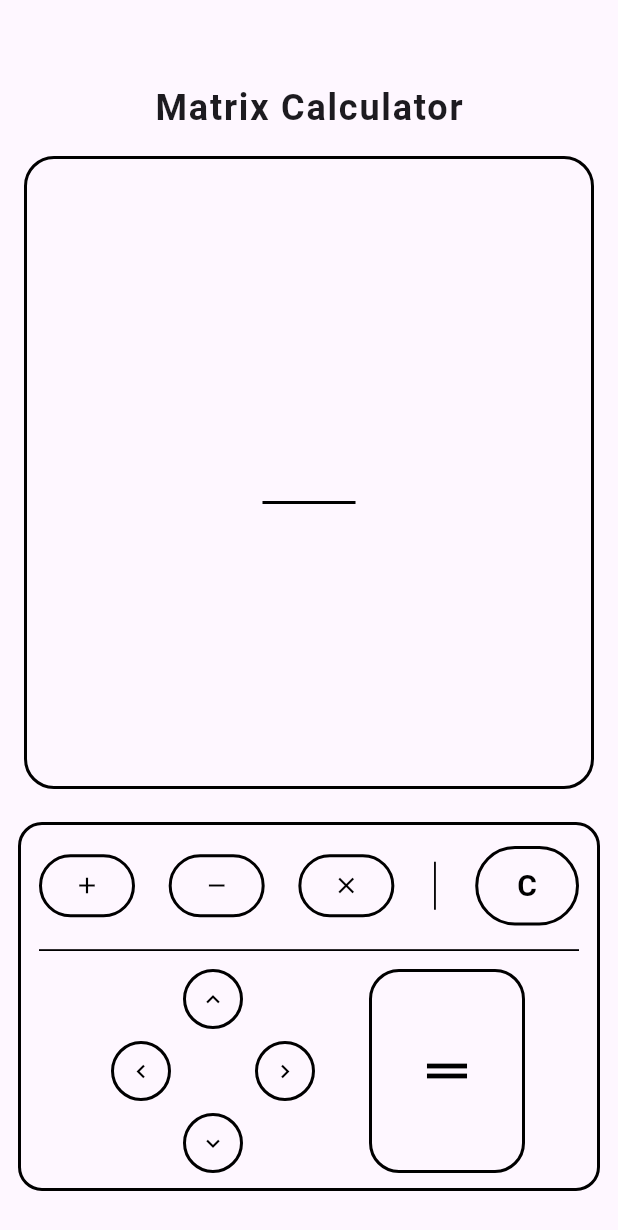
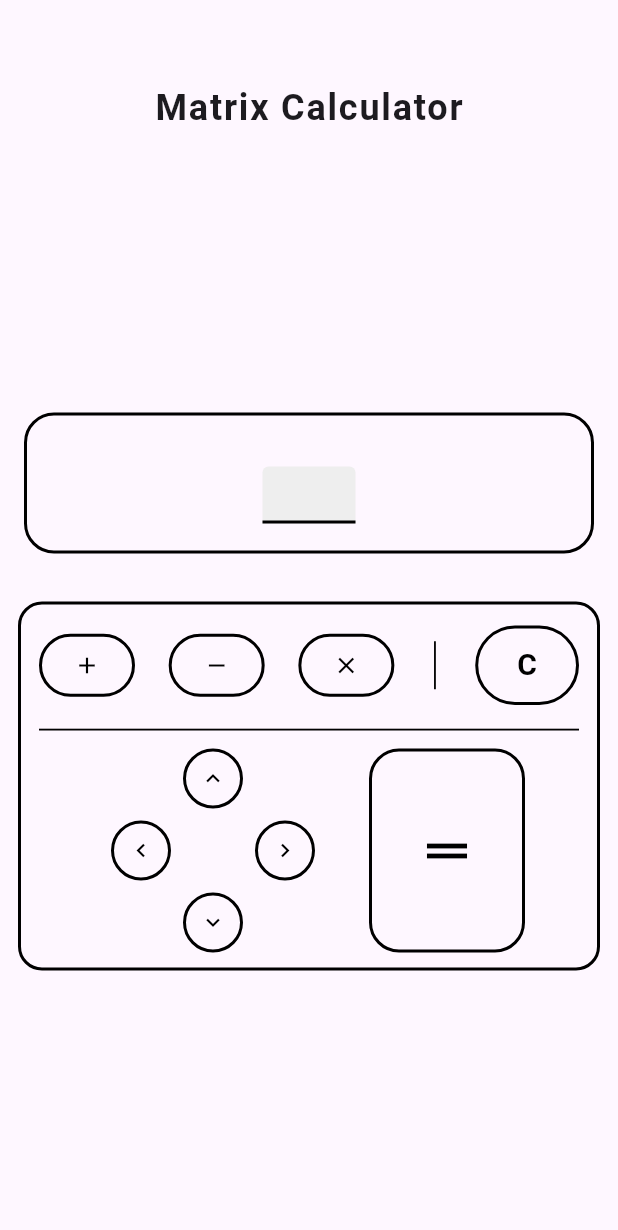
Before and after one commit to jobearry/matrix_calculator, a Flutter app: the screen it shows after launch, after a tap on the "keyboard arrow right" icon, after a tap on the "keyboard arrow left" icon, on a phone screen of 412 x 824 dp. Shown: the top 1230 px of the screen. Run offline on Flutter 3.47's test engine with Material 3 defaults, Android fonts, the phone set to English and light mode, and no system bars.

Commit message:
added upport for input field labels and focus management. Implement operations handling to update labels based on user input.

```diff
--- a/lib/components/calculator.dart
+++ b/lib/components/calculator.dart
@@ -29,13 +29,19 @@ class _CalculatorState extends State<Calculator> {
   List<List<TextEditingController>> controllers = [
     [TextEditingController()]
   ];
+  List<List<String>> labels = [
+    ['']
+  ];
+  int focusedRow = 0;
+  int focusedCol = 0;
 
   void addInputField() {
     if (colCount >= maxCols) return;
     setState(() {
       colCount++;
-      for (var row in controllers) {
-        row.add(TextEditingController());
+      for (var i = 0; i < controllers.length; i++) {
+        controllers[i].add(TextEditingController());
+        labels[i].add('');
       }
     });
   }
@@ -44,8 +50,9 @@ class _CalculatorState extends State<Calculator> {
     if (colCount <= 1) return;
     setState(() {
       colCount--;
-      for (var row in controllers) {
-        row.removeLast();
+      for (var i = 0; i < controllers.length; i++) {
+        controllers[i].removeLast();
+        labels[i].removeLast();
       }
     });
   }
@@ -55,6 +62,7 @@ class _CalculatorState extends State<Calculator> {
     setState(() {
       rowCount++;
       controllers.add(List.generate(colCount, (_) => TextEditingController()));
+      labels.add(List.generate(colCount, (_) => ''));
     });
   }
 
@@ -65,6 +73,21 @@ class _CalculatorState extends State<Calculator> {
       var removed = controllers.removeLast();
       for (var c in removed) {
         c.dispose();
+      }
+      labels.removeLast();
+    });
+  }
+
+  void handleOperationPressed() {
+    setState(() {
+      for (int i = 0; i < controllers.length; i++) {
+        for (int j = 0; j < controllers[i].length; j++) {
+          final value = controllers[i][j].text;
+          if (value.isNotEmpty && value != '0') {
+            labels[i][j] = value;
+            controllers[i][j].text = '0';
+          }
+        }
       }
     });
   }
@@ -86,6 +109,13 @@ class _CalculatorState extends State<Calculator> {
       children: [
         Screen(
           controllers: controllers,
+          labels: labels,
+          onFieldFocus: (row, col) {
+            setState(() {
+              focusedRow = row;
+              focusedCol = col;
+            });
+          },
         ),
         const SizedBox(height: 10),
         screenControls(
@@ -94,6 +124,7 @@ class _CalculatorState extends State<Calculator> {
           onRemove: colCount > 1 ? removeInputField : null,
           onAddRow: rowCount < maxRows ? addRow : null,
           onRemoveRow: rowCount > 1 ? removeRow : null,
+          onOperationPressed: handleOperationPressed,
         ),
       ],
     );
--- a/lib/components/input_field.dart
+++ b/lib/components/input_field.dart
@@ -1,15 +1,20 @@
 import 'package:flutter/material.dart';
+import 'package:flutter/services.dart';
 
 class InputField extends StatelessWidget {
   final TextEditingController? controller;
   final bool obscureText;
   final EdgeInsetsGeometry? margin;
+  final String? label;
+  final FocusNode? focusNode;
 
   const InputField({
     super.key,
     this.controller,
     this.obscureText = false,
     this.margin,
+    this.label,
+    this.focusNode,
   });
 
   @override
@@ -19,11 +24,35 @@ class InputField extends StatelessWidget {
       child: Container(
         margin: margin ?? const EdgeInsets.symmetric(horizontal: 24, vertical: 12),
         padding: const EdgeInsets.all(6.0),
+        child: Column(
+          crossAxisAlignment: CrossAxisAlignment.end,
+          mainAxisAlignment: MainAxisAlignment.center,
+          children: [
+            if (label != null)
+              Padding(
+                padding: const EdgeInsets.only(bottom: 2.0),
+                child: IgnorePointer(
+                  child: Text(
+                    label!,
+                    textAlign: TextAlign.right,
+                    style: TextStyle(
+                      fontSize: 12,
+                      color: Colors.grey[600],
+                      height: 1.2,
+                    ),
+                  ),
+                ),
+              ),
+            Expanded(
               child: TextField(
                 controller: controller,
+                focusNode: focusNode,
                 obscureText: obscureText,
                 keyboardType: TextInputType.number,
                 textAlign: TextAlign.right,
+                inputFormatters: [
+                  FilteringTextInputFormatter.digitsOnly,
+                ],
                 decoration: InputDecoration(
                   border: const UnderlineInputBorder(
                     borderSide: BorderSide(width: 2, color: Colors.black),
@@ -35,8 +64,12 @@ class InputField extends StatelessWidget {
                     borderSide: BorderSide(width: 2, color: Colors.blue),
                   ),
                   contentPadding: EdgeInsets.zero,
-            filled: false, // No background
+                  filled: true,
+                  fillColor: Colors.grey[200], // Slightly darker shade of white
                 ),
+              ),
+            ),
+          ],
         ),
       ),
     );
--- a/lib/components/screen.dart
+++ b/lib/components/screen.dart
@@ -3,10 +3,14 @@ import 'package:matrix_calculator/components/input_field.dart';
 
 class Screen extends StatelessWidget {
   final List<List<TextEditingController>> controllers;
+  final List<List<String>> labels;
+  final void Function(int row, int col)? onFieldFocus;
 
   const Screen({
     super.key,
     required this.controllers,
+    required this.labels,
+    this.onFieldFocus,
   });
 
   @override
@@ -19,21 +23,79 @@ class Screen extends StatelessWidget {
       ),
       child: Column(
         mainAxisAlignment: MainAxisAlignment.spaceAround,
-        children: controllers
-            .map((row) => Row(
-                  mainAxisAlignment: MainAxisAlignment.center,
-                  children: row
-                      .map((controller) => SizedBox(
-                            width: 90,
-                            child: InputField(
-                              controller: controller,
-                              margin: const EdgeInsets.symmetric(horizontal: 8, vertical: 12),
-                            ),
-                          ))
-                      .toList(),
-                ))
-            .toList(),
+        children: List.generate(controllers.length, (rowIdx) {
+          return Row(
+            mainAxisAlignment: MainAxisAlignment.center,
+            children: List.generate(controllers[rowIdx].length, (colIdx) {
+              return SizedBox(
+                width: 90,
+                child: _FocusableInputField(
+                  controller: controllers[rowIdx][colIdx],
+                  margin: const EdgeInsets.symmetric(horizontal: 8, vertical: 12),
+                  label: labels[rowIdx][colIdx],
+                  onFocus: () {
+                    if (onFieldFocus != null) {
+                      onFieldFocus!(rowIdx, colIdx);
+                    }
+                  },
+                ),
+              );
+            }),
+          );
+        }),
       ),
     );
   }
 }
+
+// Helper widget to manage FocusNode and callback
+class _FocusableInputField extends StatefulWidget {
+  final TextEditingController controller;
+  final EdgeInsetsGeometry? margin;
+  final String? label;
+  final VoidCallback? onFocus;
+
+  const _FocusableInputField({
+    required this.controller,
+    this.margin,
+    this.label,
+    this.onFocus,
+  });
+
+  @override
+  State<_FocusableInputField> createState() => _FocusableInputFieldState();
+}
+
+class _FocusableInputFieldState extends State<_FocusableInputField> {
+  late FocusNode _focusNode;
+
+  @override
+  void initState() {
+    super.initState();
+    _focusNode = FocusNode();
+    _focusNode.addListener(_handleFocus);
+  }
+
+  void _handleFocus() {
+    if (_focusNode.hasFocus && widget.onFocus != null) {
+      widget.onFocus!();
+    }
+  }
+
+  @override
+  void dispose() {
+    _focusNode.removeListener(_handleFocus);
+    _focusNode.dispose();
+    super.dispose();
+  }
+
+  @override
+  Widget build(BuildContext context) {
+    return InputField(
+      controller: widget.controller,
+      margin: widget.margin,
+      label: widget.label,
+      focusNode: _focusNode,
+    );
+  }
+}
--- a/lib/components/screen_controls.dart
+++ b/lib/components/screen_controls.dart
@@ -7,6 +7,7 @@ Widget screenControls(
   VoidCallback? onRemove,
   VoidCallback? onAddRow,
   VoidCallback? onRemoveRow,
+  VoidCallback? onOperationPressed,
 }) {
   return Container(
     decoration: BoxDecoration(
@@ -26,7 +27,7 @@ Widget screenControls(
             mainAxisAlignment: MainAxisAlignment.spaceBetween,
             children: [
               OutlinedButton(
-                onPressed: null, // To be implemented
+                onPressed: onOperationPressed,
                 style: OutlinedButton.styleFrom(
                   shape: const StadiumBorder(),
                   side: const BorderSide(color: Colors.black, width: 2),
@@ -36,7 +37,7 @@ Widget screenControls(
               ),
               SizedBox(width: 12),
               OutlinedButton(
-                onPressed: null, // To be implemented
+                onPressed: onOperationPressed,
                 style: OutlinedButton.styleFrom(
                   shape: const StadiumBorder(),
                   side: const BorderSide(color: Colors.black, width: 2),
@@ -46,7 +47,7 @@ Widget screenControls(
               ),
               SizedBox(width: 12),
               OutlinedButton(
-                onPressed: null, // To be implemented
+                onPressed: onOperationPressed,
                 style: OutlinedButton.styleFrom(
                   shape: const StadiumBorder(),
                   side: const BorderSide(color: Colors.black, width: 2),
@@ -56,7 +57,7 @@ Widget screenControls(
               ),
               // Divider before clear button
               SizedBox(width: 16),
-              Container(
+              SizedBox(
                 height: 32,
                 child: VerticalDivider(
                   color: Colors.black,
--- a/lib/pages/home.dart
+++ b/lib/pages/home.dart
@@ -1,5 +1,6 @@
 import 'package:flutter/material.dart';
 import 'package:matrix_calculator/components/screen.dart';
+import 'package:matrix_calculator/components/calculator.dart';
 import 'package:matrix_calculator/components/screen_controls.dart';
 import 'package:matrix_calculator/models/matrix.dart';
 
@@ -120,8 +121,11 @@ class _MyHomePageState extends State<MyHomePage> {
               ),
               Expanded(
                 child: Center(
-                  child: Screen(
-                    controllers: controllers,
+                  child: Calculator(
+                    width: 400 * .8,
+                    height: 60,
+                    matrixInfo: matrixInfo,
+                    onMatrixChanged: (m) {},
                   ),
                 ),
               ),
@@ -129,16 +133,7 @@ class _MyHomePageState extends State<MyHomePage> {
           ),
         ),
       ),
-      bottomNavigationBar: Padding(
-        padding: const EdgeInsets.only(bottom: 24.0),
-        child: screenControls(
-          400 * .8, 60,
-          onAdd: colCount < maxCols ? addInputField : null,
-          onRemove: colCount > 1 ? removeInputField : null,
-          onAddRow: rowCount < maxRows ? addRow : null,
-          onRemoveRow: rowCount > 1 ? removeRow : null,
-        ),
-      ),
+      // Removed duplicate screenControls
     );
   }
 }
```
Lines whose indentation alone changed are shown as unchanged.
